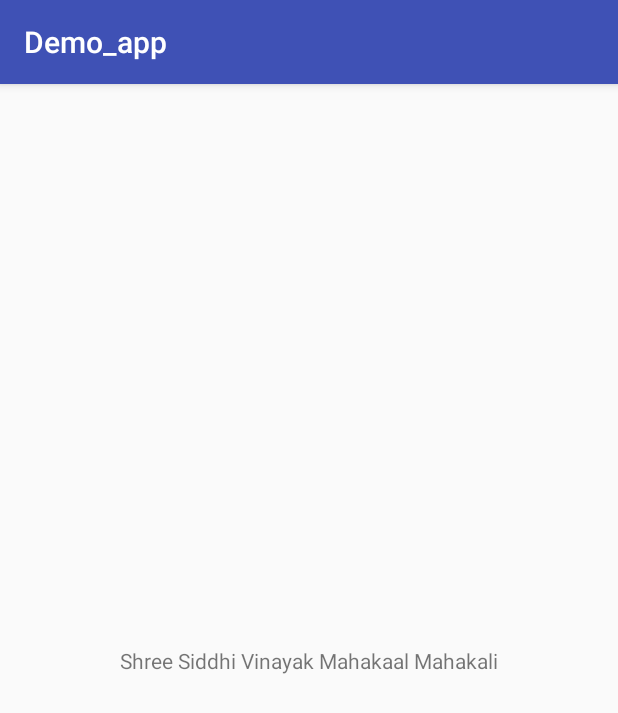
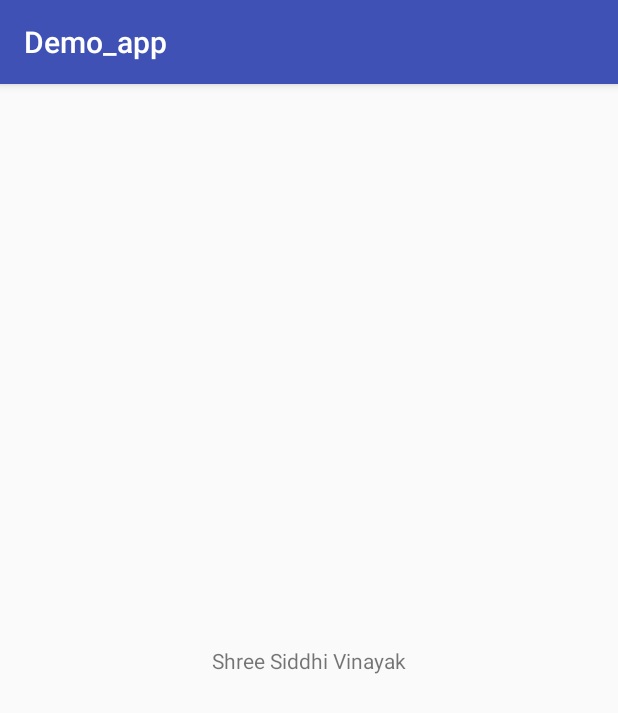
Before and after one commit to vinayak--/Demo_app, an Android app: the screen it shows after launch (MainActivity), on a phone screen of 412 x 824 dp. Shown: the top 713 px of the screen. Run offline under Robolectric (Android 15) with nearby library versions, the phone set to English and light mode, and no system bars.

Commit message:
Test commit

```diff
--- a/app/src/main/res/layout/activity_main.xml
+++ b/app/src/main/res/layout/activity_main.xml
@@ -9,7 +9,7 @@
     <TextView
         android:layout_width="wrap_content"
         android:layout_height="wrap_content"
-        android:text="Shree Siddhi Vinayak Mahakaal Mahakali"
+        android:text="Shree Siddhi Vinayak"
         app:layout_constraintBottom_toBottomOf="parent"
         app:layout_constraintLeft_toLeftOf="parent"
         app:layout_constraintRight_toRightOf="parent"
```
